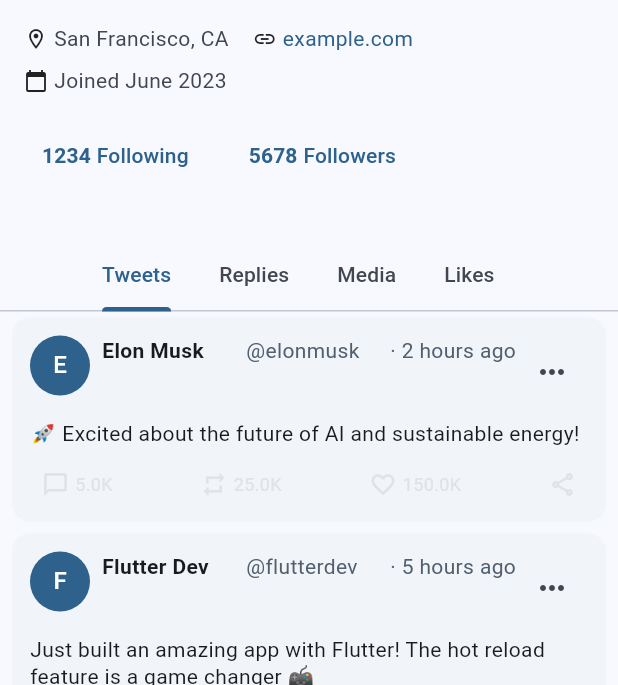
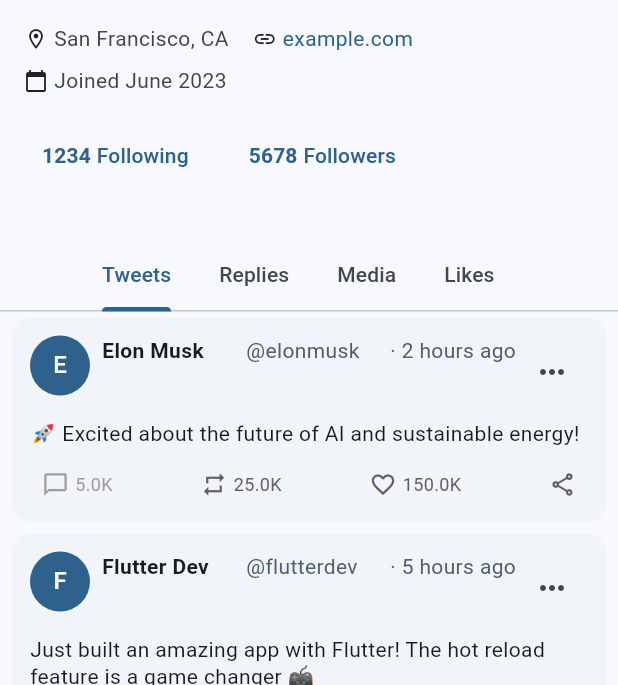
Before and after one commit to maydaythecoder/twitter, a Flutter app: the ProfileScreen screen opened directly, on a phone screen of 412 x 824 dp, the part 551-1236 px from its top. Run offline on Flutter 3.47's test engine with Material 3 defaults, Android fonts, the phone set to English and light mode, and no system bars; our stand-ins replace timeago; network calls fail.

Commit message:
feat(tweet): convert TweetCard to StatefulWidget for enhanced interactivity
- Changed TweetCard from StatelessWidget to StatefulWidget to manage internal state for likes and retweets.
- Implemented _toggleLike and _toggleRetweet methods to update the tweet's like and retweet status dynamically.
- Updated the build method to reference the internal state variable `_tweet` instead of the widget's property, ensuring the UI reflects the latest data.
- Enhanced action button colors based on active state for better user feedback.

These changes improve the interactivity of the TweetCard component, allowing users to like and retweet tweets seamlessly within the UI.

```diff
--- a/lib/widgets/tweet_card.dart
+++ b/lib/widgets/tweet_card.dart
@@ -3,7 +3,7 @@ import 'package:twitter/models/tweet.dart';
 import 'package:twitter/services/mock_data_service.dart';
 import 'package:timeago/timeago.dart' as timeago;
 
-class TweetCard extends StatelessWidget {
+class TweetCard extends StatefulWidget {
   final Tweet tweet;
   final VoidCallback? onTap;
 
@@ -14,12 +14,39 @@ class TweetCard extends StatelessWidget {
   });
 
   @override
+  State<TweetCard> createState() => _TweetCardState();
+}
+
+class _TweetCardState extends State<TweetCard> {
+  late Tweet _tweet;
+
+  @override
+  void initState() {
+    super.initState();
+    _tweet = widget.tweet;
+  }
+
+  void _toggleLike() {
+    setState(() {
+      MockDataService.toggleLike(_tweet.id);
+      _tweet = MockDataService.getTweetById(_tweet.id)!;
+    });
+  }
+
+  void _toggleRetweet() {
+    setState(() {
+      MockDataService.toggleRetweet(_tweet.id);
+      _tweet = MockDataService.getTweetById(_tweet.id)!;
+    });
+  }
+
+  @override
   Widget build(BuildContext context) {
     return Card(
       margin: const EdgeInsets.symmetric(horizontal: 8, vertical: 4),
       clipBehavior: Clip.antiAlias,
       child: InkWell(
-        onTap: onTap,
+        onTap: widget.onTap,
         child: Padding(
           padding: const EdgeInsets.all(12),
           child: Column(
@@ -31,7 +58,7 @@ class TweetCard extends StatelessWidget {
                   CircleAvatar(
                     backgroundColor: Theme.of(context).colorScheme.primary,
                     child: Text(
-                      tweet.username[0].toUpperCase(),
+                      _tweet.username[0].toUpperCase(),
                       style: const TextStyle(color: Colors.white),
                     ),
                   ),
@@ -44,7 +71,7 @@ class TweetCard extends StatelessWidget {
                           children: [
                             Expanded(
                               child: Text(
-                                tweet.username,
+                                _tweet.username,
                                 style: const TextStyle(
                                   fontWeight: FontWeight.bold,
                                 ),
@@ -54,7 +81,7 @@ class TweetCard extends StatelessWidget {
                             const SizedBox(width: 4),
                             Expanded(
                               child: Text(
-                                '@${tweet.userHandle}',
+                                '@${_tweet.userHandle}',
                                 style: TextStyle(
                                   color:
                                       Theme.of(context).colorScheme.secondary,
@@ -64,7 +91,7 @@ class TweetCard extends StatelessWidget {
                             ),
                             const SizedBox(width: 4),
                             Text(
-                              '· ${timeago.format(tweet.timestamp)}',
+                              '· ${timeago.format(_tweet.timestamp)}',
                               style: TextStyle(
                                 color: Theme.of(context).colorScheme.secondary,
                               ),
@@ -87,17 +114,17 @@ class TweetCard extends StatelessWidget {
               ),
               const SizedBox(height: 8),
               Text(
-                tweet.content,
+                _tweet.content,
                 style: const TextStyle(height: 1.3),
               ),
-              if (tweet.imageUrl != null) ...[
+              if (_tweet.imageUrl != null) ...[
                 const SizedBox(height: 8),
                 ClipRRect(
                   borderRadius: BorderRadius.circular(12),
                   child: AspectRatio(
                     aspectRatio: 16 / 9,
                     child: Image.network(
-                      tweet.imageUrl!,
+                      _tweet.imageUrl!,
                       fit: BoxFit.cover,
                       errorBuilder: (context, error, stackTrace) {
                         return Container(
@@ -135,29 +162,33 @@ class TweetCard extends StatelessWidget {
                 children: [
                   _TweetActionButton(
                     icon: Icons.chat_bubble_outline,
-                    count: tweet.replies,
+                    count: _tweet.replies,
                     isActive: false,
                     onTap: () {},
+                    inactiveColor: Colors.grey,
                   ),
                   _TweetActionButton(
                     icon: Icons.repeat,
-                    count: tweet.retweets,
-                    isActive: tweet.isRetweeted,
-                    onTap: () => MockDataService.toggleRetweet(tweet.id),
+                    count: _tweet.retweets,
+                    isActive: _tweet.isRetweeted,
+                    onTap: _toggleRetweet,
                     activeColor: Colors.green,
+                    inactiveColor: Colors.grey[700],
                   ),
                   _TweetActionButton(
                     icon: Icons.favorite_border,
                     activeIcon: Icons.favorite,
-                    count: tweet.likes,
-                    isActive: tweet.isLiked,
+                    count: _tweet.likes,
+                    isActive: _tweet.isLiked,
                     activeColor: Colors.red,
-                    onTap: () => MockDataService.toggleLike(tweet.id),
+                    onTap: _toggleLike,
+                    inactiveColor: Colors.grey[700],
                   ),
                   _TweetActionButton(
                     icon: Icons.share_outlined,
                     isActive: false,
                     onTap: () {},
+                    inactiveColor: Colors.grey[700],
                   ),
                 ],
               ),
@@ -175,6 +206,7 @@ class _TweetActionButton extends StatelessWidget {
   final int? count;
   final bool isActive;
   final Color? activeColor;
+  final Color? inactiveColor;
   final VoidCallback onTap;
 
   const _TweetActionButton({
@@ -183,11 +215,15 @@ class _TweetActionButton extends StatelessWidget {
     this.count,
     required this.isActive,
     this.activeColor,
+    this.inactiveColor,
     required this.onTap,
   });
 
   @override
   Widget build(BuildContext context) {
+    final Color iconColor = isActive
+        ? (activeColor ?? Theme.of(context).colorScheme.primary)
+        : (inactiveColor ?? Colors.grey[700]!);
     return InkWell(
       onTap: onTap,
       borderRadius: BorderRadius.circular(20),
@@ -199,16 +235,14 @@ class _TweetActionButton extends StatelessWidget {
             Icon(
               isActive ? (activeIcon ?? icon) : icon,
               size: 18,
-              color: isActive
-                  ? (activeColor ?? Theme.of(context).colorScheme.primary)
-                  : Theme.of(context).colorScheme.surfaceContainerHighest,
+              color: iconColor,
             ),
             if (count != null) ...[
               const SizedBox(width: 4),
               Text(
                 _formatCount(count!),
                 style: TextStyle(
-                  color: Theme.of(context).colorScheme.surfaceContainerHighest,
+                  color: iconColor,
                   fontSize: 12,
                 ),
               ),
```
